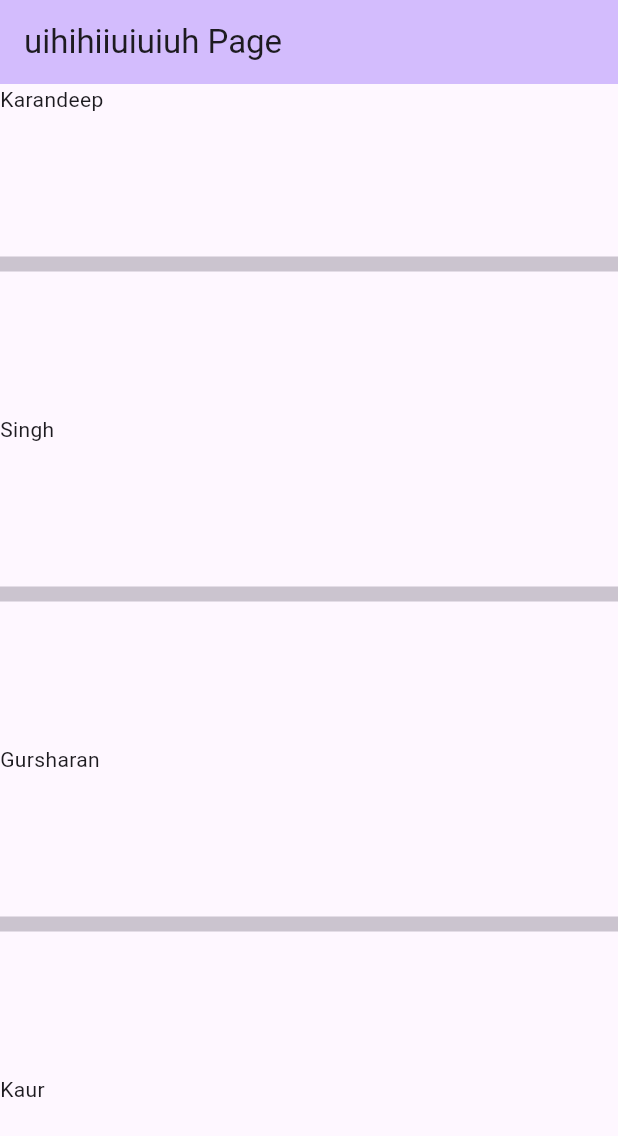
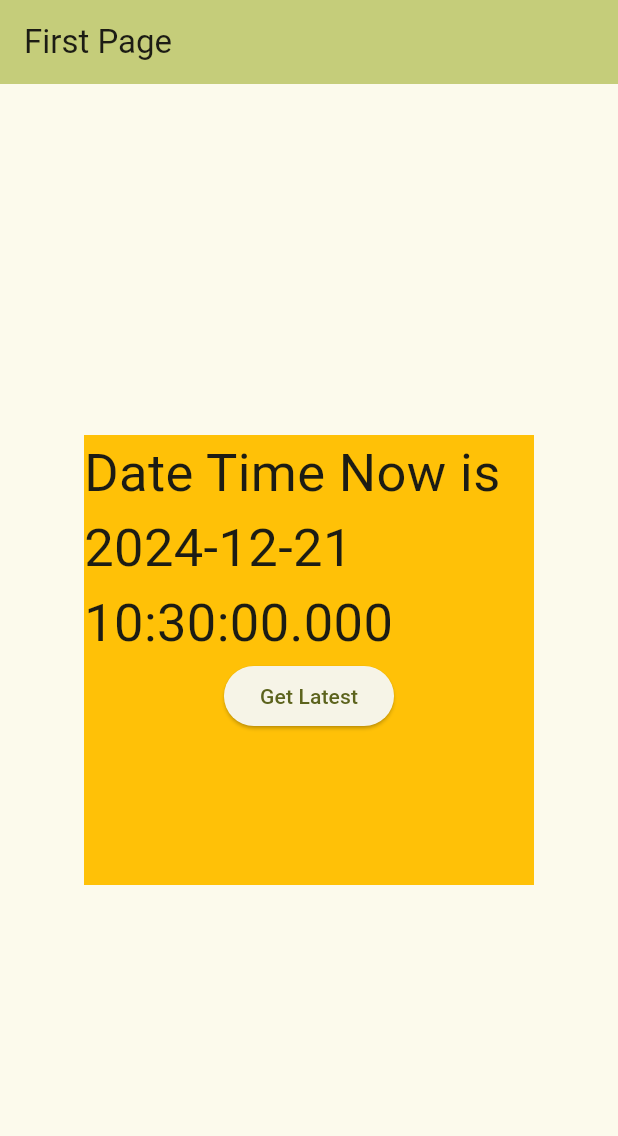
Before and after one commit to karandeep-3154/FlutterApp, a Flutter app: the screen it shows after launch, on a phone screen of 412 x 824 dp. Shown: the top 1136 px of the screen. Run offline on Flutter 3.47's test engine with Material 3 defaults, Android fonts, the light colour scheme and no system bars.

Commit message:
Next Compnents Completed

```diff
--- a/lib/main.dart
+++ b/lib/main.dart
@@ -13,10 +13,10 @@ class MyApp extends StatelessWidget {
     return MaterialApp(
       title: 'Flutter Demo46466',
       theme: ThemeData(
-        colorScheme: ColorScheme.fromSeed(seedColor: Colors.deepPurple),
+        colorScheme: ColorScheme.fromSeed(seedColor: Colors.lime),
         useMaterial3: true,
       ),
-      home: const MyHomePage(title: 'uihihiiuiuiuh Page'),
+      home: const MyHomePage(title: 'First Page'),
     );
   }
 }
@@ -52,6 +52,7 @@ class _MyHomePageState extends State<MyHomePage> {
     // fast, so that you can just rebuild anything that needs updating rather
     // than having to individually change instances of widgets.
     var arr = ['Karandeep', 'Singh', 'Gursharan', 'Kaur', 'Tajinder', "Singh"];
+    var curTime = DateTime.now();
     return Scaffold(
         appBar: AppBar(
           // TRY THIS: Try changing the color here to a specific color (to
@@ -60,18 +61,39 @@ class _MyHomePageState extends State<MyHomePage> {
           backgroundColor: Theme.of(context).colorScheme.inversePrimary,
           // Here we take the value from the MyHomePage object that was created by
           // the App.build method, and use it to set our appbar title.
+          // backgroundColor: Colors.brown,
           title: Text(widget.title),
         ),
-        body:
-        ListView.separated(itemBuilder: (context, index){
-          return Text(arr[index]);
-        }, separatorBuilder: (context, index){
-          return Divider(height: 200,thickness: 10,);
-        }, itemCount: arr.length)
-          // ListView.builder(itemBuilder: (context, index){
-          //   return Text(arr[index], style: TextStyle(fontWeight: FontWeight.bold),);
-          // },
-          // itemCount: arr.length,)
+        body: Center(
+          child: Container(
+            width: 300,
+            height: 300,
+            color: Colors.amber,
+            child: Column(children: [
+              Text("Date Time Now is ${curTime}",
+                  style: TextStyle(fontSize: 35)),
+              ElevatedButton(
+                  onPressed: () {
+                    setState(() {});
+                  },
+                  child: Text("Get Latest"))
+            ]),
+          ),
+        )
+        // ListView.separated(itemBuilder: (context, index){
+        //   return ListTile(
+        //     leading: Text('$index'),
+        //     title: Text(arr[index]),
+        //     subtitle: Text('Name'),
+        //     trailing: Icon(Icons.add)
+        //   );
+        // }, separatorBuilder: (context, index){
+        //   return Divider(height: 10,thickness: 1,);
+        // }, itemCount: arr.length)
+        // ListView.builder(itemBuilder: (context, index){
+        //   return Text(arr[index], style: TextStyle(fontWeight: FontWeight.bold),);
+        // },
+        // itemCount: arr.length,)
         // SingleChildScrollView(
         //   scrollDirection: Axis.horizontal,
         //   child: Row(
```
